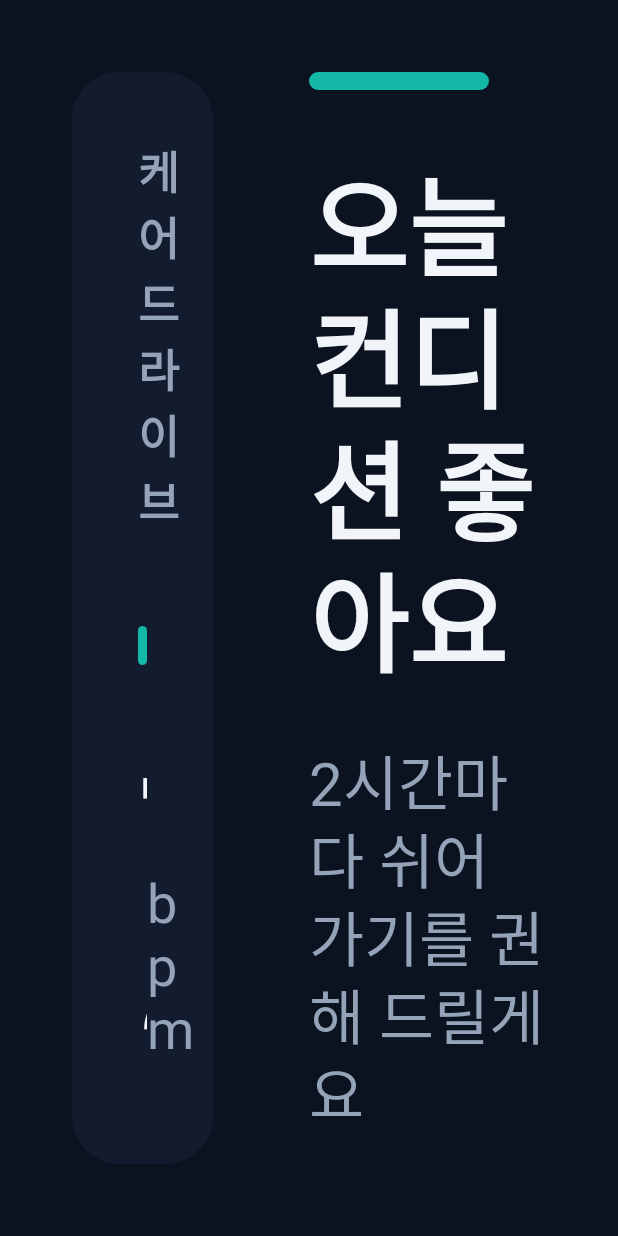
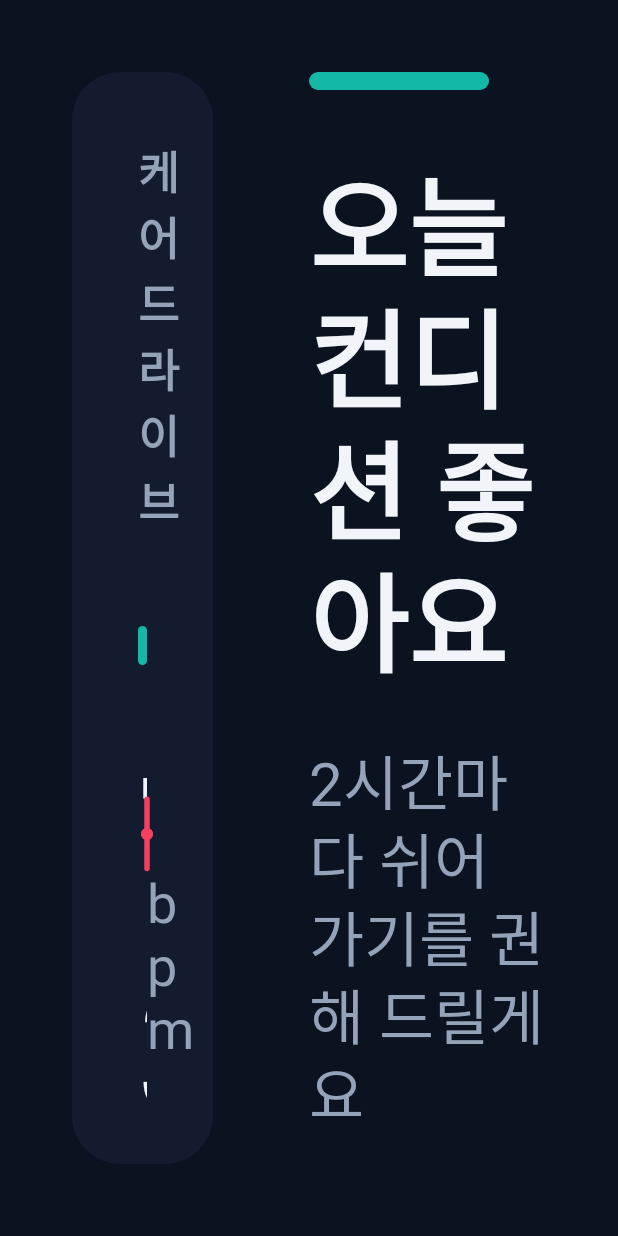
Before and after one commit to Yususiwww/caredrive, an Android app built with Jetpack Compose: the screen it shows after launch (MainActivity), on a phone screen of 412 x 824 dp. Run offline under Robolectric (Android 15) with nearby library versions, the phone set to English and light mode, and no system bars; libraries missing offline, so code that uses them is left out: ai.pleos.playground; 3 statements that could not run were skipped.

Commit message:
Rest-stop preview map, heartbeat icon and livelier heart-rate chart
- MapLibre + OpenFreeMap map on the warning screen: car and nearest rest stop, static, Korean labels
- Static heartbeat pictogram next to BPM
- Chart auto-scales to visible values; labels moved outside the plot
- Natural heart-rate variation (drift + breathing) in phone simulator and phone-less demo

Co-Authored-By: Claude Opus 5.5 <noreply@anthropic.com>

```diff
--- a/car-app/app/build.gradle.kts
+++ b/car-app/app/build.gradle.kts
@@ -48,6 +48,8 @@ dependencies {
     implementation(libs.pleos.vehicle)
     implementation(libs.pleos.navihelper)
     implementation(libs.pleos.tts)
+    // Our own map (rest-stop preview). The emulator navigation map has no base layers.
+    implementation(libs.maplibre)
 
     debugImplementation(libs.compose.ui.tooling)
     testImplementation(libs.junit)
--- a/car-app/app/src/main/java/ai/caredrive/car/MainActivity.kt
+++ b/car-app/app/src/main/java/ai/caredrive/car/MainActivity.kt
@@ -8,7 +8,9 @@ import ai.caredrive.car.engine.LiveSignals
 import ai.caredrive.car.engine.RiskEngine
 import ai.caredrive.car.engine.RiskEngine.Companion.MIN
 import ai.caredrive.car.model.CareState
+import ai.caredrive.car.model.GeoPos
 import ai.caredrive.car.model.HrSample
+import ai.caredrive.car.model.RestPreview
 import ai.caredrive.car.model.Level
 import ai.caredrive.car.relay.RelayClient
 import ai.caredrive.car.ui.CareActions
@@ -103,6 +105,7 @@ class MainActivity : ComponentActivity() {
             this,
             onEvent = { msg -> runOnUiThread { state = state.copy(lastEvent = msg) } },
             onGear = { gear -> runOnUiThread { onGearChanged(gear) } },
+            onLocation = { loc -> runOnUiThread { state = state.copy(carPos = GeoPos(loc.latitude, loc.longitude)) } },
         )
         car.start()
         relay = RelayClient(
@@ -133,20 +136,22 @@ class MainActivity : ComponentActivity() {
 
     private fun evaluate() {
         val driving = inputs.drivingOverride ?: !carParked
-        val decision = engine.update(simNow, LiveSignals(inputs.heartRate, inputs.glucose, pendingIhrn), driving)
+        val hr = if (state.connected) inputs.heartRate else inputs.heartRate?.let { it + demoVariation() }
+        val decision = engine.update(simNow, LiveSignals(hr, inputs.glucose, pendingIhrn), driving)
         pendingIhrn = false
         val prev = state
-        val history = recordHr(prev.hrHistory, inputs.heartRate)
+        val history = recordHr(prev.hrHistory, hr)
         val next = prev.copy(
             level = decision.level,
             reason = decision.reason,
-            heartRate = inputs.heartRate,
+            heartRate = hr,
             glucose = inputs.glucose,
             readiness = engine.readiness(),
             drivingMin = decision.drivingMin,
             nextBreakInMin = decision.nextBreakInMin,
             parked = !driving,
             guidingToRest = prev.guidingToRest && decision.level == Level.L2_WARNING,
+            restPreview = if (decision.level == Level.L2_WARNING) prev.restPreview ?: nearestRestPreview() else null,
             hrHistory = history,
             nowMs = simNow,
             restingHr = engine.restingHr(),
@@ -155,6 +160,23 @@ class MainActivity : ComponentActivity() {
         state = next
         if (next.level != prev.level || next.reason != prev.reason) respond(next)
         sendStatus(next)
+    }
+
+    private fun nearestRestPreview(): RestPreview? = car.nearestRestArea()?.let { (r, km) ->
+        RestPreview(r.name, r.lat, r.lon, km, isRestStop = r.kind == "rest_area")
+    }
+
+    private var drift = 0.0
+
+    /**
+     * Demo without a phone: real heart rate is never flat, so add a slow drift and a
+     * breathing rhythm (~5 s) around the preset value. Phone data is used as is.
+     */
+    private fun demoVariation(): Int {
+        drift = drift * 0.8 + (Math.random() - 0.5) * 4
+        // Breathing period of 5.3 s on the simulated clock (not a whole number, so minute steps still vary).
+        val breath = 2.5 * kotlin.math.sin(2 * Math.PI * (simNow / 1000.0) / 5.3)
+        return kotlin.math.round(drift + breath).toInt()
     }
 
     /** Keep one sample per 5 simulated seconds for the last 30 minutes. */
--- a/car-app/app/src/main/java/ai/caredrive/car/car/CarServices.kt
+++ b/car-app/app/src/main/java/ai/caredrive/car/car/CarServices.kt
@@ -32,6 +32,7 @@ class CarServices(
     context: Context,
     private val onEvent: (String) -> Unit,
     private val onGear: (VehicleGear) -> Unit,
+    private val onLocation: (CurrentLocationInfo) -> Unit = {},
 ) {
     private val app = context.applicationContext
     private val main = android.os.Handler(android.os.Looper.getMainLooper())
@@ -55,6 +56,7 @@ class CarServices(
     private val naviListener = object : NaviHelperEventListener {
         override fun onCurrentLocationInfo(info: CurrentLocationInfo) {
             location = info
+            onLocation(info)
             if (pendingRestStop) {
                 pendingRestStop = false
                 routeToRestStop(info)
@@ -164,6 +166,12 @@ class CarServices(
     private fun driverArea(areas: Collection<SeatArea>): SeatArea? =
         areas.firstOrNull { SeatValue.ROW_1_LEFT in it.values } ?: areas.firstOrNull()
 
+    /** Nearest rest area to show before the driver decides. Null until the car location is known. */
+    fun nearestRestArea(): Pair<RestArea, Double>? {
+        val loc = location ?: run { navi.getCurrentLocationInfo(); return null }
+        return restAreas.nearest(loc.latitude, loc.longitude, loc.heading)
+    }
+
     /** Route to the nearest rest area: as a waypoint if a destination is set, otherwise as the destination. */
     fun addNearestRestStop() {
         val loc = location
--- a/car-app/app/src/main/java/ai/caredrive/car/model/CareState.kt
+++ b/car-app/app/src/main/java/ai/caredrive/car/model/CareState.kt
@@ -17,6 +17,11 @@ enum class Reason {
     BREAK_DUE,
     BREAK_OVERDUE,
 }
+
+data class GeoPos(val lat: Double, val lon: Double)
+
+/** Nearest rest area / rest stop suggested to the driver. */
+data class RestPreview(val name: String, val lat: Double, val lon: Double, val km: Double, val isRestStop: Boolean)
 
 /** One heart-rate reading at simulated time [atMs]. */
 data class HrSample(val atMs: Long, val bpm: Int)
@@ -41,6 +46,9 @@ data class CareState(
     val nowMs: Long = 0L,
     val restingHr: Int? = null,
     val hrLimit: Int? = null,
+    val carPos: GeoPos? = null,
+    /** Set while a rest-stop suggestion is on screen (L2 / guiding). */
+    val restPreview: RestPreview? = null,
 ) {
     companion object { const val HR_WINDOW_MS = 30 * 60_000L }
 }
--- a/car-app/app/src/main/java/ai/caredrive/car/ui/HeartRateChart.kt
+++ b/car-app/app/src/main/java/ai/caredrive/car/ui/HeartRateChart.kt
@@ -2,8 +2,11 @@ package ai.caredrive.car.ui
 
 import ai.caredrive.car.model.HrSample
 import androidx.compose.foundation.Canvas
-import androidx.compose.foundation.layout.Box
-import androidx.compose.foundation.layout.fillMaxSize
+import androidx.compose.foundation.layout.Column
+import androidx.compose.foundation.layout.Row
+import androidx.compose.foundation.layout.Spacer
+import androidx.compose.foundation.layout.fillMaxWidth
+import androidx.compose.foundation.layout.height
 import androidx.compose.material3.Text
 import androidx.compose.runtime.Composable
 import androidx.compose.ui.Alignment
@@ -36,19 +39,30 @@ fun HeartRateChart(
     modifier: Modifier = Modifier,
     showLabels: Boolean = false,
 ) {
-    val values = samples.map { it.bpm } + listOfNotNull(resting, limit)
-    val lo = ((values.minOrNull() ?: 60) - 10).coerceAtMost(50).toFloat()
-    val hi = ((values.maxOrNull() ?: 100) + 10).coerceAtLeast(110).toFloat()
+    // Scale to the visible readings (±6 bpm, at least a 24 bpm span) so small changes are readable.
+    val visibleBpm = samples.filter { it.atMs >= nowMs - windowMs }.map { it.bpm }
+    val dataLo = visibleBpm.minOrNull() ?: 60
+    val dataHi = visibleBpm.maxOrNull() ?: 100
+    val pad = maxOf(6, (24 - (dataHi - dataLo)) / 2)
+    val lo = (dataLo - pad).toFloat()
+    val hi = (dataHi + pad).toFloat()
 
-    Box(modifier) {
-        Canvas(Modifier.fillMaxSize()) {
+    Column(modifier) {
+        if (showLabels) {
+            Row(Modifier.fillMaxWidth()) {
+                Text("최근 ${windowMs / 60_000}분 · ${visibleBpm.minOrNull() ?: "-"}–${visibleBpm.maxOrNull() ?: "-"} bpm", color = Color(0xFF94A3B8), fontSize = 22.sp, modifier = Modifier.weight(1f))
+                if (limit != null) Text("- - 주의 기준 $limit", color = Color(0xFFEAB308), fontSize = 22.sp)
+            }
+            Spacer(Modifier.height(12.dp))
+        }
+        Canvas(Modifier.fillMaxWidth().weight(1f)) {
             val start = nowMs - windowMs
             fun x(t: Long) = ((t - start).toFloat() / windowMs).coerceIn(0f, 1f) * size.width
             fun y(v: Int) = size.height - (v - lo) / (hi - lo) * size.height
 
             val dash = PathEffect.dashPathEffect(floatArrayOf(14f, 12f))
-            resting?.let { drawLine(Color(0xFF475569), Offset(0f, y(it)), Offset(size.width, y(it)), 2.dp.toPx(), pathEffect = dash) }
-            limit?.let { drawLine(Color(0xFFEAB308), Offset(0f, y(it)), Offset(size.width, y(it)), 2.dp.toPx(), pathEffect = dash) }
+            resting?.takeIf { it > lo && it < hi }?.let { drawLine(Color(0xFF475569), Offset(0f, y(it)), Offset(size.width, y(it)), 2.dp.toPx(), pathEffect = dash) }
+            limit?.takeIf { it > lo && it < hi }?.let { drawLine(Color(0xFFEAB308), Offset(0f, y(it)), Offset(size.width, y(it)), 2.dp.toPx(), pathEffect = dash) }
 
             val visible = samples.filter { it.atMs >= start }
             if (visible.size >= 2) {
@@ -60,10 +74,9 @@ fun HeartRateChart(
                 drawCircle(lineColor, 7.dp.toPx(), Offset(x(last.atMs), y(last.bpm)))
             }
         }
-        if (showLabels) {
-            Text("최근 ${windowMs / 60_000}분", color = Color(0xFF94A3B8), fontSize = 22.sp, modifier = Modifier.align(Alignment.TopStart))
-            if (limit != null) Text("주의 기준 $limit", color = Color(0xFFEAB308), fontSize = 22.sp, modifier = Modifier.align(Alignment.TopEnd))
-            if (resting != null) Text("안정 심박 $resting", color = Color(0xFF94A3B8), fontSize = 22.sp, modifier = Modifier.align(Alignment.BottomEnd))
+        if (showLabels && resting != null) {
+            Spacer(Modifier.height(8.dp))
+            Text("- - 안정 심박 $resting", color = Color(0xFF94A3B8), fontSize = 22.sp, modifier = Modifier.align(Alignment.End))
         }
     }
 }
--- /dev/null
+++ b/car-app/app/src/main/java/ai/caredrive/car/ui/HeartbeatIcon.kt
@@ -0,0 +1,51 @@
+package ai.caredrive.car.ui
+
+import androidx.compose.foundation.Canvas
+import androidx.compose.runtime.Composable
+import androidx.compose.ui.Modifier
+import androidx.compose.ui.geometry.Offset
+import androidx.compose.ui.graphics.Color
+import androidx.compose.ui.graphics.Path
+import androidx.compose.ui.graphics.StrokeCap
+import androidx.compose.ui.graphics.StrokeJoin
+import androidx.compose.ui.graphics.drawscope.Stroke
+import androidx.compose.ui.unit.dp
+
+/**
+ * Static heartbeat symbol (a pictogram, not measured data). Drawn once, no animation,
+ * so it is fine while driving.
+ */
+@Composable
+fun HeartbeatIcon(color: Color, modifier: Modifier = Modifier) {
+    Canvas(modifier) {
+        val w = size.width
+        val h = size.height
+        val mid = h * 0.5f
+        // (x, y) in 0..1 of the box: flat → small bump → tall spike up → deep down → bump → small bump → flat
+        val pts = listOf(
+            0.04f to 0.50f, 0.22f to 0.50f, 0.28f to 0.30f, 0.34f to 0.52f,
+            0.42f to 0.06f, 0.52f to 0.94f, 0.60f to 0.26f, 0.68f to 0.56f,
+            0.73f to 0.40f, 0.78f to 0.50f, 0.96f to 0.50f,
+        ).map { (x, y) -> Offset(x * w, y * h) }
+
+        // Smooth curve through the points (Catmull-Rom → cubic Bézier).
+        val path = Path().apply {
+            moveTo(pts[0].x, pts[0].y)
+            for (i in 0 until pts.size - 1) {
+                val p0 = pts[maxOf(i - 1, 0)]
+                val p1 = pts[i]
+                val p2 = pts[i + 1]
+                val p3 = pts[minOf(i + 2, pts.size - 1)]
+                cubicTo(
+                    p1.x + (p2.x - p0.x) / 6f, p1.y + (p2.y - p0.y) / 6f,
+                    p2.x - (p3.x - p1.x) / 6f, p2.y - (p3.y - p1.y) / 6f,
+                    p2.x, p2.y,
+                )
+            }
+        }
+        val stroke = (h * 0.07f).coerceAtLeast(3.dp.toPx())
+        drawPath(path, color, style = Stroke(stroke, cap = StrokeCap.Round, join = StrokeJoin.Round))
+        drawCircle(color, stroke * 1.1f, Offset(pts.first().x, mid))
+        drawCircle(color, stroke * 1.1f, Offset(pts.last().x, mid))
+    }
+}
--- a/car-app/gradle/libs.versions.toml
+++ b/car-app/gradle/libs.versions.toml
@@ -10,6 +10,7 @@ pleosVehicle = "2.3.2"
 pleosNaviHelper = "3.0.5"
 pleosTts = "3.3.1"
 junit = "4.13.2"
+maplibre = "13.7.1"
 
 [libraries]
 androidx-core-ktx = { module = "androidx.core:core-ktx", version.ref = "coreKtx" }
@@ -24,6 +25,7 @@ kotlinx-serialization-json = { module = "org.jetbrains.kotlinx:kotlinx-serializa
 pleos-vehicle = { module = "ai.pleos.playground:Vehicle", version.ref = "pleosVehicle" }
 pleos-navihelper = { module = "ai.pleos.playground:NaviHelper", version.ref = "pleosNaviHelper" }
 junit = { module = "junit:junit", version.ref = "junit" }
+maplibre = { module = "org.maplibre.gl:android-sdk", version.ref = "maplibre" }
 pleos-tts = { module = "ai.pleos.playground:TextToSpeech", version.ref = "pleosTts" }
 
 [plugins]
```
Also changed, not shown: car-app/app/src/main/java/ai/caredrive/car/ui/CareScreen.kt (+26 -5 lines), car-app/app/src/main/java/ai/caredrive/car/ui/RestStopMap.kt (added, +152 -0 lines), 2 other files.
